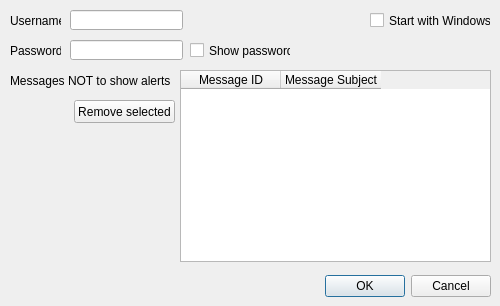
This is optionsdialog.ui in jakepetroules/owlmail as Qt 5 draws it before an edit. The edited form follows.
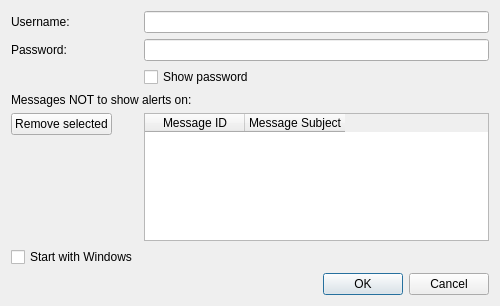
This is the edited form.

Commit message: - Fixed initial state of password box in options dialog. - Improved layout of options dialog so sizes are determined automatically depending on the platform. - Changed a copyright symbol to &copy; to prevent encoding issues.

Patch:
```diff
--- a/optionsdialog.ui
+++ b/optionsdialog.ui
@@ -13,77 +13,43 @@
   <property name="windowTitle">
    <string>Dialog</string>
   </property>
-  <widget class="QDialogButtonBox" name="buttonBox">
-   <property name="geometry">
-    <rect>
-     <x>10</x>
-     <y>270</y>
-     <width>481</width>
-     <height>32</height>
-    </rect>
-   </property>
-   <property name="orientation">
-    <enum>Qt::Horizontal</enum>
-   </property>
-   <property name="standardButtons">
-    <set>QDialogButtonBox::Cancel|QDialogButtonBox::Ok</set>
-   </property>
-  </widget>
+  <layout class="QFormLayout" name="formLayout">
+   <item row="0" column="0">
   <widget class="QLabel" name="usernameLabel">
-   <property name="geometry">
-    <rect>
-     <x>10</x>
-     <y>10</y>
-     <width>51</width>
-     <height>21</height>
-    </rect>
-   </property>
    <property name="text">
     <string>Username:</string>
    </property>
   </widget>
-  <widget class="QLineEdit" name="usernameTextBox">
-   <property name="geometry">
-    <rect>
-     <x>70</x>
-     <y>10</y>
-     <width>113</width>
-     <height>20</height>
-    </rect>
-   </property>
-  </widget>
-  <widget class="QLineEdit" name="passwordTextBox">
-   <property name="geometry">
-    <rect>
-     <x>70</x>
-     <y>40</y>
-     <width>113</width>
-     <height>20</height>
-    </rect>
-   </property>
-  </widget>
+   </item>
+   <item row="0" column="1">
+    <widget class="QLineEdit" name="usernameTextBox"/>
+   </item>
+   <item row="2" column="0">
   <widget class="QLabel" name="passwordLabel">
-   <property name="geometry">
-    <rect>
-     <x>10</x>
-     <y>40</y>
-     <width>51</width>
-     <height>21</height>
-    </rect>
-   </property>
    <property name="text">
     <string>Password:</string>
    </property>
   </widget>
+   </item>
+   <item row="2" column="1">
+    <widget class="QLineEdit" name="passwordTextBox"/>
+   </item>
+   <item row="3" column="1">
+    <widget class="QCheckBox" name="showPasswordCheckBox">
+     <property name="text">
+      <string>Show password</string>
+     </property>
+    </widget>
+   </item>
+   <item row="4" column="0" colspan="2">
+    <widget class="QLabel" name="messagesLabel">
+     <property name="text">
+      <string>Messages NOT to show alerts on:</string>
+     </property>
+    </widget>
+   </item>
+   <item row="5" column="1">
   <widget class="QTableWidget" name="tableMessages">
-   <property name="geometry">
-    <rect>
-     <x>180</x>
-     <y>70</y>
-     <width>311</width>
-     <height>192</height>
-    </rect>
-   </property>
    <column>
     <property name="text">
      <string>Message ID</string>
@@ -95,58 +61,32 @@
     </property>
    </column>
   </widget>
-  <widget class="QLabel" name="messagesLabel">
-   <property name="geometry">
-    <rect>
-     <x>10</x>
-     <y>70</y>
-     <width>161</width>
-     <height>21</height>
-    </rect>
-   </property>
-   <property name="text">
-    <string>Messages NOT to show alerts on:</string>
-   </property>
-  </widget>
-  <widget class="QPushButton" name="buttonRemoveSelected">
-   <property name="geometry">
-    <rect>
-     <x>74</x>
-     <y>100</y>
-     <width>101</width>
-     <height>23</height>
-    </rect>
-   </property>
-   <property name="text">
-    <string>Remove selected</string>
-   </property>
-  </widget>
-  <widget class="QCheckBox" name="showPasswordCheckBox">
-   <property name="geometry">
-    <rect>
-     <x>190</x>
-     <y>40</y>
-     <width>101</width>
-     <height>21</height>
-    </rect>
-   </property>
-   <property name="text">
-    <string>Show password</string>
-   </property>
-  </widget>
+   </item>
+   <item row="8" column="0" colspan="2">
+    <widget class="QDialogButtonBox" name="buttonBox">
+     <property name="orientation">
+      <enum>Qt::Horizontal</enum>
+     </property>
+     <property name="standardButtons">
+      <set>QDialogButtonBox::Cancel|QDialogButtonBox::Ok</set>
+     </property>
+    </widget>
+   </item>
+   <item row="7" column="0">
   <widget class="QCheckBox" name="startWithWindowsCheckBox">
-   <property name="geometry">
-    <rect>
-     <x>370</x>
-     <y>10</y>
-     <width>121</width>
-     <height>21</height>
-    </rect>
-   </property>
    <property name="text">
     <string>Start with Windows</string>
    </property>
   </widget>
+   </item>
+   <item row="5" column="0">
+    <widget class="QPushButton" name="buttonRemoveSelected">
+     <property name="text">
+      <string>Remove selected</string>
+     </property>
+    </widget>
+   </item>
+  </layout>
  </widget>
  <resources/>
  <connections>
```
Left out of the diff: 2 changed lines with no effect on the pictures. Lines whose indentation alone changed are shown as unchanged. The commit also changes 3 other files.
